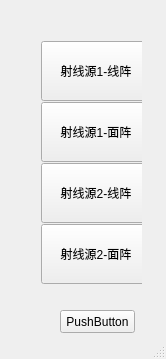
Before: the Qt Designer form CTScan_QT/CTScan/ctscan.ui in maozi2327/CTScan, drawn with Qt 5.
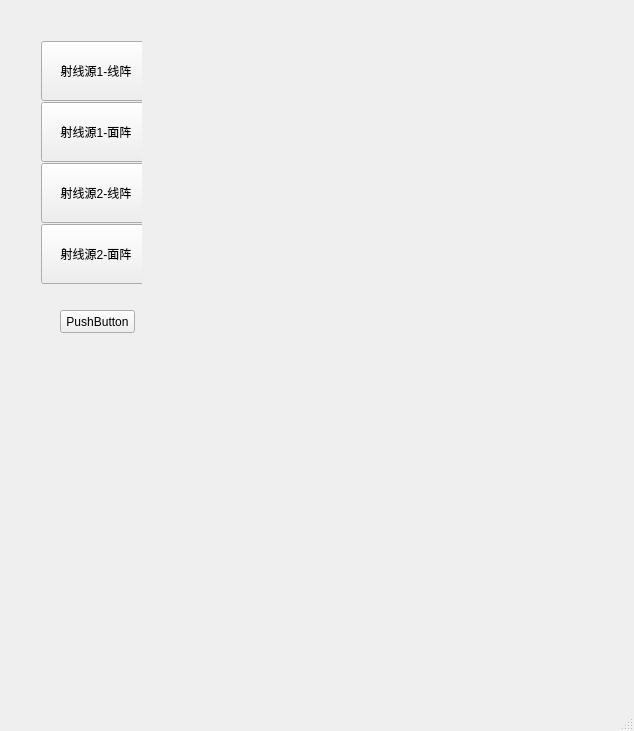
After: the same form once the commit is applied.

What changed in the file:
```diff
--- a/CTScan_QT/CTScan/ctscan.ui
+++ b/CTScan_QT/CTScan/ctscan.ui
@@ -6,8 +6,8 @@
    <rect>
     <x>0</x>
     <y>0</y>
-    <width>166</width>
-    <height>359</height>
+    <width>634</width>
+    <height>731</height>
    </rect>
   </property>
   <property name="contextMenuPolicy">
```
